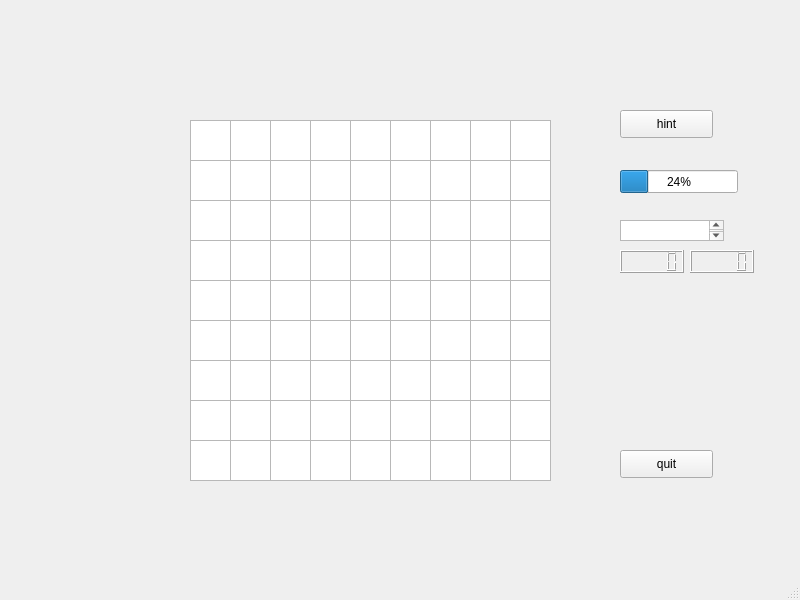
The window that project.ui (par-ft/AP1400Project) describes before a commit, drawn with Qt 5.
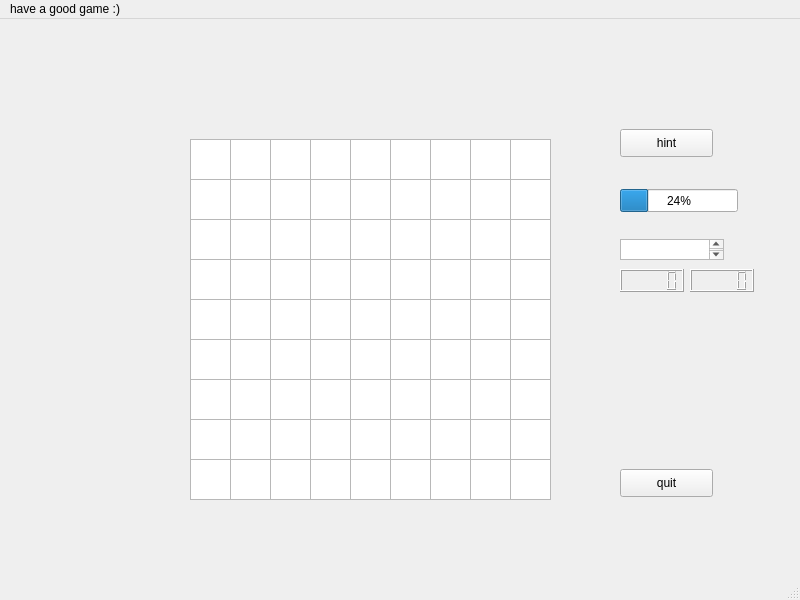
The same window after the commit.

Patch:
```diff
--- a/project.ui
+++ b/project.ui
@@ -910,6 +910,12 @@
      <height>26</height>
     </rect>
    </property>
+   <widget class="QMenu" name="menuhave_a_good_game">
+    <property name="title">
+     <string>have a good game :)</string>
+    </property>
+   </widget>
+   <addaction name="menuhave_a_good_game"/>
   </widget>
   <widget class="QStatusBar" name="statusbar"/>
  </widget>
```
Left out of the diff: 20 changed lines with no effect on the pictures.
